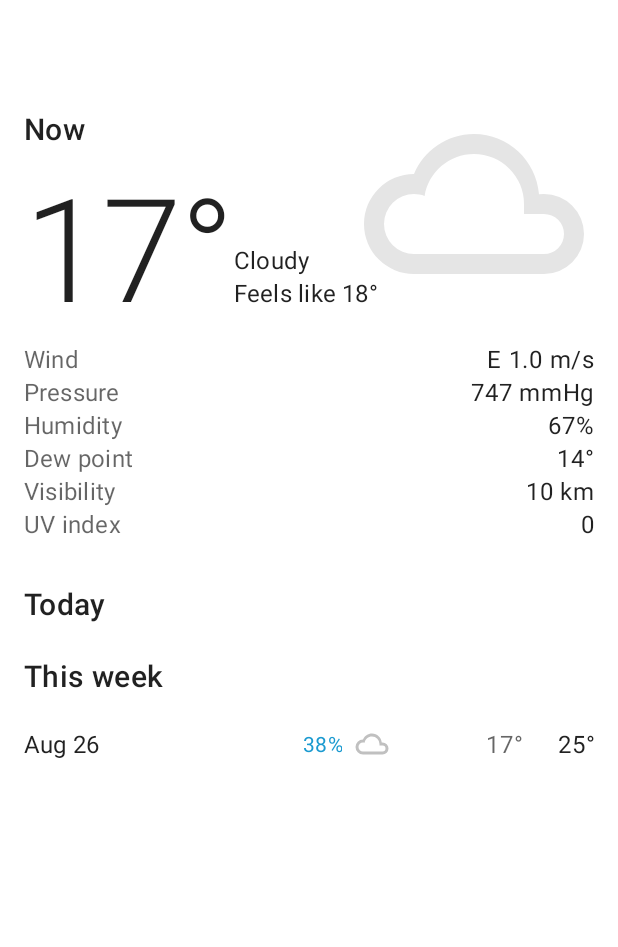
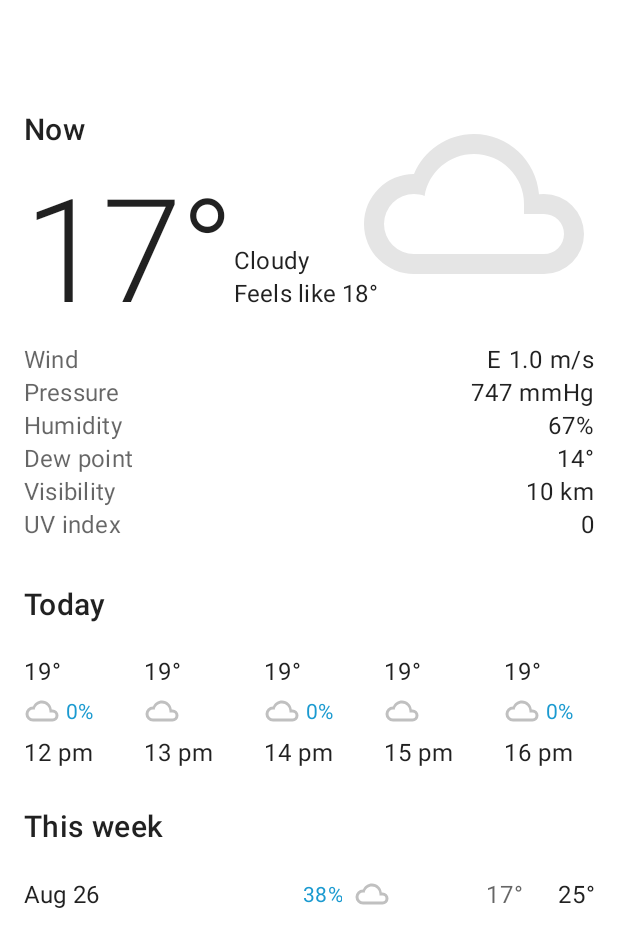
Before and after one commit to alex-petrakov/Cyclone, an Android app: the fragment WeatherFragment placed in its activity, on a phone screen of 412 x 824 dp. Shown: the top 947 px of the screen. Run offline under Robolectric (Android 15) with nearby library versions, the phone set to English and light mode, and no system bars; libraries missing offline, so code that uses them is left out: com.github.terrakok.cicerone; 2 statements that could not run were skipped.

Commit message:
Add Hourly forecast layout

```diff
--- /dev/null
+++ b/app/src/main/java/me/alexpetrakov/cyclone/weather/presentation/HourlyForecastAdapter.kt
@@ -0,0 +1,48 @@
+package me.alexpetrakov.cyclone.weather.presentation
+
+import android.content.res.Resources
+import android.view.LayoutInflater
+import android.view.ViewGroup
+import androidx.core.view.isVisible
+import androidx.recyclerview.widget.ListAdapter
+import androidx.recyclerview.widget.RecyclerView
+import me.alexpetrakov.cyclone.common.asString
+import me.alexpetrakov.cyclone.databinding.ItemHourConditionsBinding
+
+class HourlyForecastAdapter :
+    ListAdapter<HourConditions, HourlyForecastAdapter.ViewHolder>(HourConditions.DiffCallback) {
+
+    override fun onCreateViewHolder(parent: ViewGroup, viewType: Int): ViewHolder {
+        return ViewHolder(
+            ItemHourConditionsBinding.inflate(
+                LayoutInflater.from(parent.context),
+                parent,
+                false
+            ),
+            parent.context.resources
+        )
+    }
+
+    override fun onBindViewHolder(holder: ViewHolder, position: Int) {
+        holder.bind(getItem(position))
+    }
+
+    class ViewHolder(
+        private val binding: ItemHourConditionsBinding,
+        private val resources: Resources
+    ) : RecyclerView.ViewHolder(binding.root) {
+
+        fun bind(item: HourConditions): Unit = with(binding) {
+            temperatureTextView.text = item.temperature.asString(resources)
+            precipitationChanceTextView.apply {
+                text = item.precipitationChance.asString(resources)
+                isVisible = item.precipitationChanceIsVisible
+            }
+            conditionsImageView.apply {
+                setImageResource(item.conditionsIconRes)
+                contentDescription = item.conditions.asString(resources)
+            }
+            timeTextView.text = item.time.asString(resources)
+        }
+    }
+}
--- a/app/src/main/java/me/alexpetrakov/cyclone/weather/presentation/ViewState.kt
+++ b/app/src/main/java/me/alexpetrakov/cyclone/weather/presentation/ViewState.kt
@@ -8,6 +8,7 @@ data class ViewState(val items: List<DisplayableItem>)
 
 sealed class DisplayableItem {
     data class Header(val text: TextResource) : DisplayableItem()
+
     data class CurrentConditions(
         val temperature: TextResource,
         val conditions: TextResource,
@@ -31,6 +32,9 @@ sealed class DisplayableItem {
         val precipitationChanceIsVisible: Boolean
     ) : DisplayableItem()
 
+    data class HourlyForecast(val hourConditions: List<HourConditions>) : DisplayableItem()
+
+    // TODO: Implement DiffUtil.ItemCallback
     object DiffCallback : DiffUtil.ItemCallback<DisplayableItem>() {
         override fun areItemsTheSame(oldItem: DisplayableItem, newItem: DisplayableItem): Boolean {
             return false
@@ -44,3 +48,23 @@ sealed class DisplayableItem {
         }
     }
 }
+
+data class HourConditions(
+    val time: TextResource,
+    val temperature: TextResource,
+    val precipitationChance: TextResource,
+    val precipitationChanceIsVisible: Boolean,
+    val conditions: TextResource,
+    @DrawableRes val conditionsIconRes: Int
+) {
+    // TODO: Implement DiffUtil.ItemCallback
+    object DiffCallback : DiffUtil.ItemCallback<HourConditions>() {
+        override fun areItemsTheSame(oldItem: HourConditions, newItem: HourConditions): Boolean {
+            return false
+        }
+
+        override fun areContentsTheSame(oldItem: HourConditions, newItem: HourConditions): Boolean {
+            return false
+        }
+    }
+}
--- a/app/src/main/java/me/alexpetrakov/cyclone/weather/presentation/WeatherAdapter.kt
+++ b/app/src/main/java/me/alexpetrakov/cyclone/weather/presentation/WeatherAdapter.kt
@@ -4,6 +4,7 @@ import android.content.res.Resources
 import android.view.LayoutInflater
 import android.view.ViewGroup
 import androidx.core.view.isVisible
+import androidx.recyclerview.widget.LinearLayoutManager
 import androidx.recyclerview.widget.ListAdapter
 import androidx.recyclerview.widget.RecyclerView
 import me.alexpetrakov.cyclone.R
@@ -11,6 +12,7 @@ import me.alexpetrakov.cyclone.common.asString
 import me.alexpetrakov.cyclone.databinding.ItemCurrentConditionsBinding
 import me.alexpetrakov.cyclone.databinding.ItemDayConditionsBinding
 import me.alexpetrakov.cyclone.databinding.ItemHeaderBinding
+import me.alexpetrakov.cyclone.databinding.ItemHourlyForecastBinding
 
 class WeatherAdapter :
     ListAdapter<DisplayableItem, RecyclerView.ViewHolder>(DisplayableItem.DiffCallback) {
@@ -19,6 +21,7 @@ class WeatherAdapter :
         return when (getItem(position)) {
             is DisplayableItem.Header -> R.layout.item_header
             is DisplayableItem.CurrentConditions -> R.layout.item_current_conditions
+            is DisplayableItem.HourlyForecast -> R.layout.item_hourly_forecast
             is DisplayableItem.DayConditions -> R.layout.item_day_conditions
         }
     }
@@ -27,6 +30,7 @@ class WeatherAdapter :
         return when (viewType) {
             R.layout.item_header -> HeaderViewHolder.from(parent)
             R.layout.item_current_conditions -> CurrentConditionsViewHolder.from(parent)
+            R.layout.item_hourly_forecast -> HourlyForecastViewHolder.from(parent)
             R.layout.item_day_conditions -> DayConditionsViewHolder.from(parent)
             else -> throw IllegalStateException("Unknown view type: $viewType")
         }
@@ -37,6 +41,7 @@ class WeatherAdapter :
         when (holder) {
             is HeaderViewHolder -> holder.bind(item as DisplayableItem.Header)
             is CurrentConditionsViewHolder -> holder.bind(item as DisplayableItem.CurrentConditions)
+            is HourlyForecastViewHolder -> holder.bind(item as DisplayableItem.HourlyForecast)
             is DayConditionsViewHolder -> holder.bind(item as DisplayableItem.DayConditions)
             else -> throw IllegalStateException("Unexpected view holder type: ${holder::class.java}")
         }
@@ -89,6 +94,36 @@ class WeatherAdapter :
         }
     }
 
+    class HourlyForecastViewHolder(
+        private val binding: ItemHourlyForecastBinding
+    ) : RecyclerView.ViewHolder(binding.root) {
+        fun bind(item: DisplayableItem.HourlyForecast): Unit = with(binding) {
+            hourlyForecastRecyclerView.adapter = HourlyForecastAdapter().apply {
+                submitList(item.hourConditions)
+            }
+        }
+
+        companion object {
+            fun from(parent: ViewGroup): HourlyForecastViewHolder {
+                val context = parent.context
+                val binding = ItemHourlyForecastBinding.inflate(
+                    LayoutInflater.from(parent.context),
+                    parent,
+                    false
+                ).apply {
+                    hourlyForecastRecyclerView.layoutManager = LinearLayoutManager(
+                        context,
+                        LinearLayoutManager.HORIZONTAL,
+                        false
+                    )
+                }
+                return HourlyForecastViewHolder(
+                    binding
+                )
+            }
+        }
+    }
+
     class DayConditionsViewHolder(
         private val binding: ItemDayConditionsBinding,
         private val resources: Resources
@@ -101,7 +136,10 @@ class WeatherAdapter :
                 isVisible = item.precipitationChanceIsVisible
                 text = item.precipitationChance.asString(resources)
             }
-            conditionsImageView.setImageResource(item.conditionsIconRes)
+            conditionsImageView.apply {
+                setImageResource(item.conditionsIconRes)
+                contentDescription = item.conditions.asString(resources)
+            }
         }
 
         companion object {
--- a/app/src/main/java/me/alexpetrakov/cyclone/weather/presentation/WeatherViewModel.kt
+++ b/app/src/main/java/me/alexpetrakov/cyclone/weather/presentation/WeatherViewModel.kt
@@ -22,6 +22,18 @@ class WeatherViewModel : ViewModel() {
                 "0".asTextResource()
             ),
             DisplayableItem.Header("Today".asTextResource()),
+            DisplayableItem.HourlyForecast(
+                (12..19).map { hour ->
+                    HourConditions(
+                        "$hour pm".asTextResource(),
+                        "19°".asTextResource(),
+                        "0%".asTextResource(),
+                        hour % 2 == 0,
+                        "Cloudy".asTextResource(),
+                        R.drawable.ic_weather_cloudy
+                    )
+                }
+            ),
             DisplayableItem.Header("This week".asTextResource()),
             DisplayableItem.DayConditions(
                 "Aug 26".asTextResource(),
--- a/app/src/main/res/layout/item_day_conditions.xml
+++ b/app/src/main/res/layout/item_day_conditions.xml
@@ -29,13 +29,15 @@
         android:textColor="?colorPrecipitation"
         tools:text="38%" />
 
+    <!-- Content description is set programmatically -->
     <ImageView
         android:id="@+id/conditions_image_view"
         android:layout_width="24dp"
         android:layout_height="24dp"
         android:layout_gravity="center_vertical"
         android:layout_marginEnd="40dp"
-        tools:src="@drawable/ic_weather_cloudy" />
+        tools:src="@drawable/ic_weather_cloudy"
+        tools:ignore="ContentDescription" />
 
     <TextView
         android:id="@+id/temp_low_text_view"
--- /dev/null
+++ b/app/src/main/res/layout/item_hour_conditions.xml
@@ -0,0 +1,52 @@
+<?xml version="1.0" encoding="utf-8"?>
+<LinearLayout xmlns:android="http://schemas.android.com/apk/res/android"
+    xmlns:tools="http://schemas.android.com/tools"
+    android:layout_width="wrap_content"
+    android:layout_height="wrap_content"
+    android:minWidth="80dp"
+    android:orientation="vertical"
+    android:paddingHorizontal="8dp"
+    android:paddingVertical="12dp">
+
+    <TextView
+        android:id="@+id/temperature_text_view"
+        android:layout_width="match_parent"
+        android:layout_height="wrap_content"
+        android:textAppearance="?textAppearanceBody1"
+        tools:text="25°" />
+
+    <LinearLayout
+        android:layout_width="match_parent"
+        android:layout_height="wrap_content"
+        android:layout_marginTop="4dp"
+        android:gravity="center_vertical"
+        android:orientation="horizontal"
+        tools:ignore="UseCompoundDrawables">
+
+        <!-- Content description is set programmatically -->
+        <ImageView
+            android:id="@+id/conditions_image_view"
+            android:layout_width="24dp"
+            android:layout_height="24dp"
+            tools:src="@drawable/ic_weather_cloudy"
+            tools:ignore="ContentDescription" />
+
+        <TextView
+            android:id="@+id/precipitation_chance_text_view"
+            android:layout_width="match_parent"
+            android:layout_height="match_parent"
+            android:layout_marginStart="4dp"
+            android:gravity="center_vertical"
+            android:textAppearance="?textAppearanceBody2"
+            android:textColor="?colorPrecipitation"
+            tools:text="100%" />
+    </LinearLayout>
+
+    <TextView
+        android:id="@+id/time_text_view"
+        android:layout_width="match_parent"
+        android:layout_height="wrap_content"
+        android:layout_marginTop="4dp"
+        android:textAppearance="?textAppearanceBody1"
+        tools:text="11 am" />
+</LinearLayout>
--- /dev/null
+++ b/app/src/main/res/layout/item_hourly_forecast.xml
@@ -0,0 +1,7 @@
+<?xml version="1.0" encoding="utf-8"?>
+<androidx.recyclerview.widget.RecyclerView android:id="@+id/hourly_forecast_recycler_view"
+    xmlns:android="http://schemas.android.com/apk/res/android"
+    android:layout_width="match_parent"
+    android:paddingHorizontal="8dp"
+    android:clipToPadding="false"
+    android:layout_height="wrap_content" />
```
